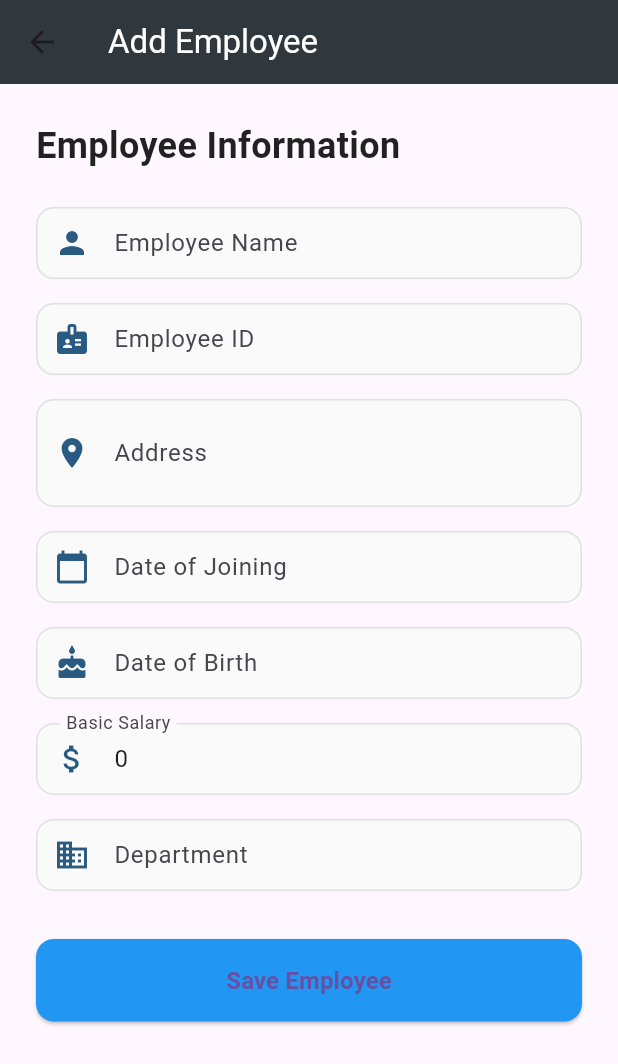
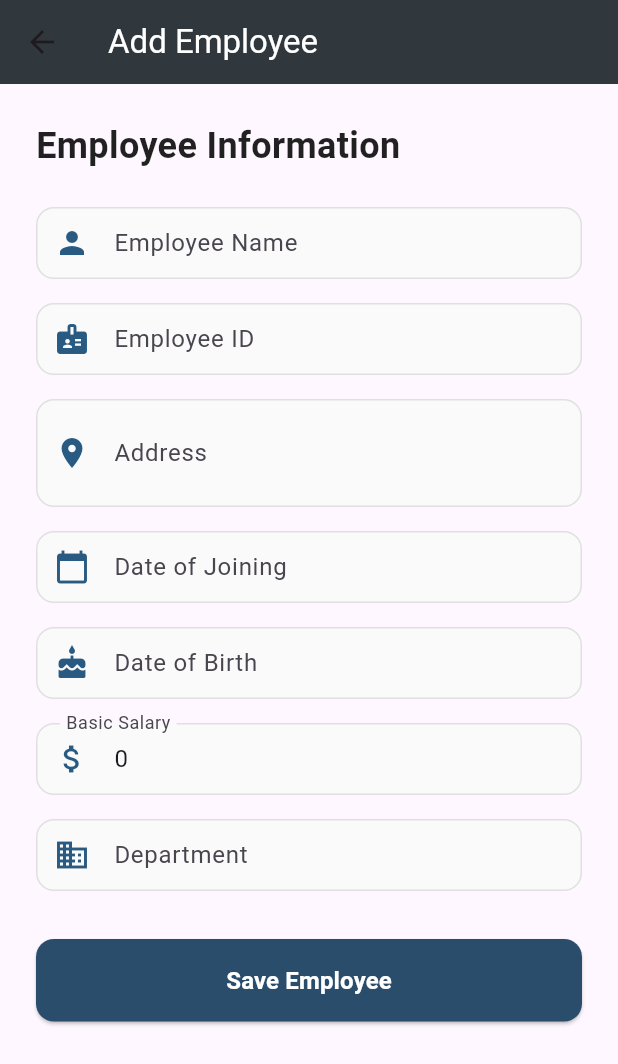
Before and after one commit to himeshapathirana/EmployeeManagementSystem, a Flutter app: the screen it shows after launch, after a tap on "Add Employee", on a phone screen of 412 x 824 dp. Shown: the top 1064 px of the screen. Run offline on Flutter 3.47's test engine with Material 3 defaults, Android fonts, the phone set to English and light mode, and no system bars; network calls fail.

Commit message:
UI changes

```diff
--- a/lib/main.dart
+++ b/lib/main.dart
@@ -13,7 +13,6 @@ class EmployeeManagementApp extends StatelessWidget {
     return MaterialApp(
       debugShowCheckedModeBanner: false,
       title: 'Employee Management',
-      theme: ThemeData(primarySwatch: Colors.blue),
       home: HomePage(),
     );
   }
--- a/lib/screens/add_employee_screen.dart
+++ b/lib/screens/add_employee_screen.dart
@@ -8,16 +8,17 @@ class AddEmployeeScreen extends StatefulWidget {
   final bool isEmpNoEditable;
   final VoidCallback onEmployeeAdded;
   const AddEmployeeScreen({
+    super.key,
     required this.employee,
     this.isEmpNoEditable = true,
     required this.onEmployeeAdded,
   });
 
   @override
-  _AddEmployeeScreenState createState() => _AddEmployeeScreenState();
+  AddEmployeeScreenState createState() => AddEmployeeScreenState();
 }
 
-class _AddEmployeeScreenState extends State<AddEmployeeScreen> {
+class AddEmployeeScreenState extends State<AddEmployeeScreen> {
   final ApiService apiService = ApiService();
   final GlobalKey<FormState> _formKey = GlobalKey<FormState>();
 
@@ -176,8 +177,9 @@ class _AddEmployeeScreenState extends State<AddEmployeeScreen> {
                     keyboardType: TextInputType.number,
                     validator: (value) {
                       if (value?.isEmpty ?? true) return 'Required field';
-                      if (double.tryParse(value!) == null)
+                      if (double.tryParse(value!) == null) {
                         return 'Invalid amount';
+                      }
                       return null;
                     },
                   ),
@@ -231,7 +233,7 @@ class _AddEmployeeScreenState extends State<AddEmployeeScreen> {
                             }
                           },
                     style: ElevatedButton.styleFrom(
-                      backgroundColor: Colors.blue,
+                      backgroundColor: const Color.fromARGB(255, 41, 77, 107),
                       padding: EdgeInsets.symmetric(vertical: 16),
                       shape: RoundedRectangleBorder(
                         borderRadius: BorderRadius.circular(12),
@@ -242,7 +244,10 @@ class _AddEmployeeScreenState extends State<AddEmployeeScreen> {
                         : Text(
                             'Save Employee',
                             style: TextStyle(
-                                fontSize: 16, fontWeight: FontWeight.bold),
+                              fontSize: 16,
+                              fontWeight: FontWeight.bold,
+                              color: Color.fromARGB(255, 255, 255, 255),
+                            ),
                           ),
                   ),
                 ],
--- a/lib/screens/home_screen.dart
+++ b/lib/screens/home_screen.dart
@@ -4,6 +4,8 @@ import 'package:empsystem/screens/employee_list_screen.dart';
 import 'package:empsystem/models/employee.dart';
 
 class HomePage extends StatelessWidget {
+  const HomePage({super.key});
+
   @override
   Widget build(BuildContext context) {
     final Size screenSize = MediaQuery.of(context).size;
@@ -12,13 +14,19 @@ class HomePage extends StatelessWidget {
     return Scaffold(
       appBar: AppBar(
         elevation: 2,
-        title: const Text(
-          'Employee Management System',
-          style: TextStyle(
-            fontWeight: FontWeight.w600,
-            fontSize: 20,
-            letterSpacing: 0.5,
-          ),
+        title: Row(
+          mainAxisAlignment: MainAxisAlignment.center,
+          children: [
+            SizedBox(width: 8),
+            const Text(
+              'Employee Management System',
+              style: TextStyle(
+                fontWeight: FontWeight.w600,
+                fontSize: 19,
+                letterSpacing: 0.5,
+              ),
+            ),
+          ],
         ),
         backgroundColor: const Color.fromARGB(255, 70, 104, 121),
       ),
@@ -28,7 +36,7 @@ class HomePage extends StatelessWidget {
             begin: Alignment.topCenter,
             end: Alignment.bottomCenter,
             colors: [
-              Theme.of(context).primaryColor.withOpacity(0.05),
+              Theme.of(context).primaryColor.withValues(alpha: 0.05),
               Colors.white,
             ],
             stops: const [0.0, 0.3],
@@ -119,7 +127,7 @@ class HomePage extends StatelessWidget {
 
     return Card(
       elevation: 3,
-      shadowColor: option.color.withOpacity(0.3),
+      shadowColor: option.color.withValues(alpha: 0.05),
       shape: RoundedRectangleBorder(borderRadius: BorderRadius.circular(16)),
       child: InkWell(
         onTap: option.onTap,
@@ -136,7 +144,7 @@ class HomePage extends StatelessWidget {
               begin: Alignment.topLeft,
               end: Alignment.bottomRight,
               colors: [
-                option.color.withOpacity(0.9),
+                option.color.withValues(alpha: 0.05),
                 option.color,
               ],
             ),
@@ -167,7 +175,7 @@ class HomePage extends StatelessWidget {
                     Text(
                       option.subtitle,
                       style: TextStyle(
-                        color: Colors.white.withOpacity(0.9),
+                        color: Colors.white.withValues(alpha: 0.05),
                         fontSize: screenSize.width * 0.03,
                         letterSpacing: 0.2,
                       ),
--- a/lib/widgets/custom_button.dart
+++ /dev/null
@@ -1,16 +0,0 @@
-import 'package:flutter/material.dart';
-
-class CustomButton extends StatelessWidget {
-  final String text;
-  final VoidCallback onPressed;
-
-  const CustomButton({super.key, required this.text, required this.onPressed});
-
-  @override
-  Widget build(BuildContext context) {
-    return ElevatedButton(
-      onPressed: onPressed,
-      child: Text(text),
-    );
-  }
-}
```
